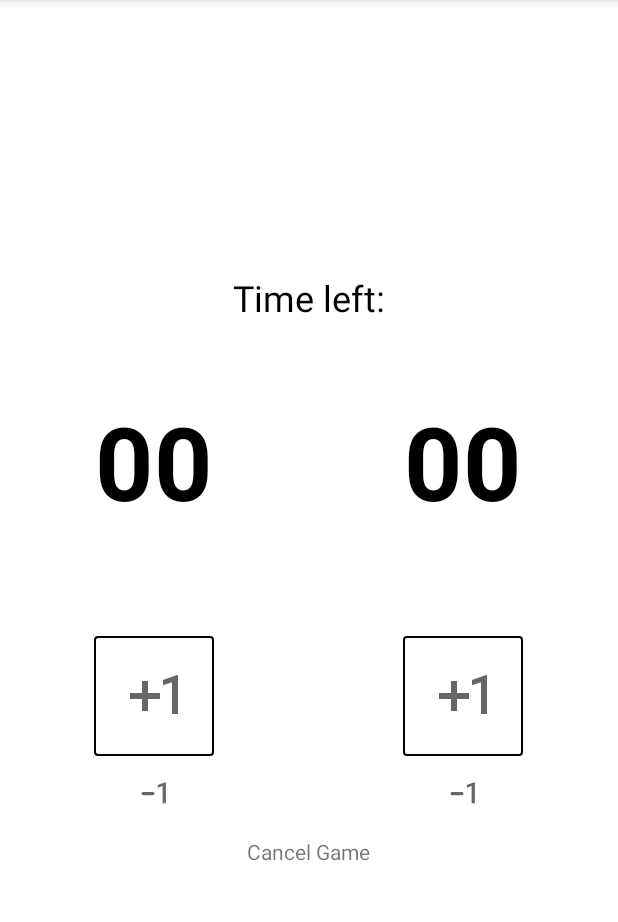
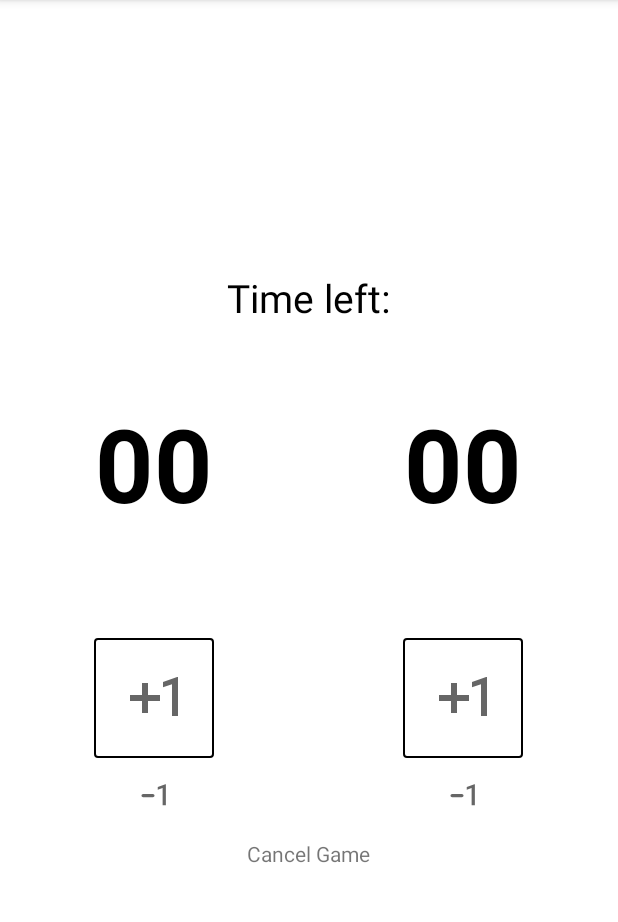
Before and after one commit to HardSea/Razvii_project1, an Android app: the fragment CurrentGameFragment placed in its activity, on a phone screen of 412 x 824 dp, the part 84-1006 px from its top. Run offline under Robolectric (Android 15) with nearby library versions, the phone set to English and light mode, and no system bars.

Commit message:
Update 1.0.2 Latest version (Transferring values to a dimensions)

```diff
--- a/app/src/main/java/com/pmacademy/razvii_project1/GameListRecyclerViewAdapter.kt
+++ b/app/src/main/java/com/pmacademy/razvii_project1/GameListRecyclerViewAdapter.kt
@@ -33,6 +33,7 @@ class GameListRecyclerViewAdapter(private val gameList: List<Pair<String, Int>>)
             tvWinnerItem?.text =
                 itemView.context.getString(R.string.rv_text_list_winners, winnerName, winnerScore)
         }
+
         init {
             tvWinnerItem = itemVIew.findViewById(R.id.tv_winner)
         }
--- a/app/src/main/res/layout/activity_main.xml
+++ b/app/src/main/res/layout/activity_main.xml
@@ -1,6 +1,5 @@
 <?xml version="1.0" encoding="utf-8"?>
-<LinearLayout
-    xmlns:android="http://schemas.android.com/apk/res/android"
+<LinearLayout xmlns:android="http://schemas.android.com/apk/res/android"
     xmlns:tools="http://schemas.android.com/tools"
     android:layout_width="match_parent"
     android:layout_height="match_parent"
@@ -8,9 +7,9 @@
     tools:context=".MainActivity">
 
     <FrameLayout
+        android:id="@+id/root_container"
         android:layout_width="match_parent"
-        android:layout_height="match_parent"
-        android:id="@+id/root_container"/>
+        android:layout_height="match_parent" />
 
 
 </LinearLayout>
--- a/app/src/main/res/layout/fragment_current_game.xml
+++ b/app/src/main/res/layout/fragment_current_game.xml
@@ -9,7 +9,7 @@
 
     <LinearLayout
         android:layout_width="wrap_content"
-        android:layout_height="wrap_content"
+        android:layout_height="0dp"
         android:layout_gravity="center"
         android:layout_weight="1"
         android:orientation="vertical">
@@ -21,20 +21,21 @@
             android:gravity="center"
             android:text="@string/time_left"
             android:textColor="@color/black"
-            android:textSize="24sp" />
+            android:textSize="@dimen/timer_text_size" />
 
         <TextView
             android:id="@+id/tv_time_left_value"
             android:layout_width="wrap_content"
             android:layout_height="wrap_content"
             android:textColor="@color/black"
-            android:textSize="26sp"
+            android:textSize="@dimen/timer_text_size"
             tools:text="00:00:00" />
     </LinearLayout>
 
     <LinearLayout
         android:layout_width="match_parent"
-        android:layout_height="wrap_content">
+        android:layout_height="wrap_content"
+        android:baselineAligned="false">
 
         <LinearLayout
             android:layout_width="wrap_content"
@@ -48,21 +49,21 @@
                 android:id="@+id/tv_game_score_first_team"
                 android:layout_width="wrap_content"
                 android:layout_height="wrap_content"
-                android:layout_marginTop="12dp"
+                android:layout_marginTop="@dimen/game_score_text_margin"
+                android:text="@string/zeros_string"
                 android:textColor="@color/black"
-                android:textSize="68sp"
-                android:textStyle="bold"
-                android:text="@string/zeros_string" />
+                android:textSize="@dimen/game_score_text_size"
+                android:textStyle="bold" />
 
             <TextView
                 android:id="@+id/tv_name_first_team"
                 android:layout_width="wrap_content"
                 android:layout_height="wrap_content"
-                android:layout_marginTop="8dp"
-                android:layout_marginBottom="8dp"
+                android:layout_marginTop="@dimen/team_name_text_margin"
+                android:layout_marginBottom="@dimen/team_name_text_margin"
                 android:gravity="center"
                 android:lines="3"
-                android:maxWidth="180dp"
+                android:maxWidth="@dimen/team_name_text_max_width"
                 android:textColor="@color/black"
                 tools:text="Command long team name example first" />
 
@@ -71,10 +72,10 @@
                 android:id="@+id/btn_add_point_first_team"
                 android:layout_width="wrap_content"
                 android:layout_height="wrap_content"
-                android:layout_margin="4dp"
+                android:layout_margin="@dimen/small_margin"
                 android:background="@drawable/selector_imagebtn"
                 android:contentDescription="@string/content_description_plus_1_for_first_command"
-                android:padding="16dp"
+                android:padding="@dimen/image_button_add_score_padding"
                 android:src="@drawable/ic_plus_1" />
 
             <ImageButton
@@ -84,7 +85,7 @@
                 android:layout_margin="4dp"
                 android:background="@android:color/transparent"
                 android:contentDescription="@string/content_description_minus_1_for_first_command"
-                android:padding="4dp"
+                android:padding="@dimen/image_button_neg_score_padding"
                 android:src="@drawable/ic_neg_1" />
         </LinearLayout>
 
@@ -99,21 +100,21 @@
                 android:id="@+id/tv_game_score_second_team"
                 android:layout_width="wrap_content"
                 android:layout_height="wrap_content"
+                android:layout_marginTop="@dimen/game_score_text_margin"
+                android:text="@string/zeros_string"
                 android:textColor="@color/black"
-                android:layout_marginTop="12dp"
-                android:textSize="68sp"
-                android:textStyle="bold"
-                android:text="@string/zeros_string" />
+                android:textSize="@dimen/game_score_text_size"
+                android:textStyle="bold" />
 
             <TextView
                 android:id="@+id/tv_name_second_team"
                 android:layout_width="wrap_content"
                 android:layout_height="wrap_content"
-                android:layout_marginTop="8dp"
-                android:layout_marginBottom="8dp"
+                android:layout_marginTop="@dimen/team_name_text_margin"
+                android:layout_marginBottom="@dimen/team_name_text_margin"
                 android:gravity="center"
                 android:lines="3"
-                android:maxWidth="180dp"
+                android:maxWidth="@dimen/team_name_text_max_width"
                 android:textColor="@color/black"
                 tools:text="Command long team name example second" />
 
@@ -122,21 +123,21 @@
                 android:id="@+id/btn_add_point_second_team"
                 android:layout_width="wrap_content"
                 android:layout_height="wrap_content"
-                android:layout_margin="4dp"
+                android:layout_margin="@dimen/small_margin"
                 android:background="@drawable/selector_imagebtn"
                 android:contentDescription="@string/content_description_plus_1_for_first_command"
-                android:padding="16dp"
+                android:padding="@dimen/image_button_add_score_padding"
                 android:src="@drawable/ic_plus_1" />
 
             <ImageButton
                 android:id="@+id/btn_neg_point_second_team"
                 android:layout_width="wrap_content"
                 android:layout_height="wrap_content"
-                android:layout_margin="4dp"
+                android:layout_margin="@dimen/small_margin"
                 android:background="@android:color/transparent"
                 android:contentDescription="@string/content_description_minus_1_for_first_command"
-                android:padding="4dp"
-                android:src="@drawable/ic_neg_1"/>
+                android:padding="@dimen/image_button_neg_score_padding"
+                android:src="@drawable/ic_neg_1" />
         </LinearLayout>
     </LinearLayout>
 
@@ -146,6 +147,6 @@
         android:layout_width="wrap_content"
         android:layout_height="wrap_content"
         android:gravity="center"
-        android:padding="8dp"
-        android:text="@string/cancel_game"/>
+        android:padding="@dimen/linear_layout_margin"
+        android:text="@string/cancel_game" />
 </LinearLayout>
--- /dev/null
+++ b/app/src/main/res/values/dimens.xml
@@ -0,0 +1,17 @@
+<?xml version="1.0" encoding="utf-8"?>
+<resources>
+    <dimen name="checkbox_margin">5dp</dimen>
+    <dimen name="linear_layout_margin">8dp</dimen>
+    <dimen name="text_size_main_text">18sp</dimen>
+    <dimen name="view_margin">16dp</dimen>
+    <dimen name="timer_text_size">26sp</dimen>
+    <dimen name="game_score_text_size">68sp</dimen>
+    <dimen name="game_score_text_margin">12dp</dimen>
+    <dimen name="team_name_text_margin">8dp</dimen>
+    <dimen name="team_name_text_max_width">180dp</dimen>
+    <dimen name="image_button_add_score_padding">16dp</dimen>
+    <dimen name="small_margin">4dp</dimen>
+    <dimen name="image_button_neg_score_padding">4dp</dimen>
+    <dimen name="winner_text_size">20sp</dimen>
+    <dimen name="rv_item_text_size">16sp</dimen>
+</resources>
```
Also changed, not shown: app/src/main/res/layout/activity_winner_list.xml (+3 -4 lines), app/src/main/res/layout/alertdialog_chekbox.xml (+4 -4 lines), app/src/main/res/layout/fragment_creating_game.xml (+7 -7 lines), app/src/main/res/layout/fragment_result_game.xml (+8 -6 lines), app/src/main/res/layout/rv_list_winner_item.xml (+4 -4 lines), app/src/main/res/values/strings.xml (+7 -0 lines).
